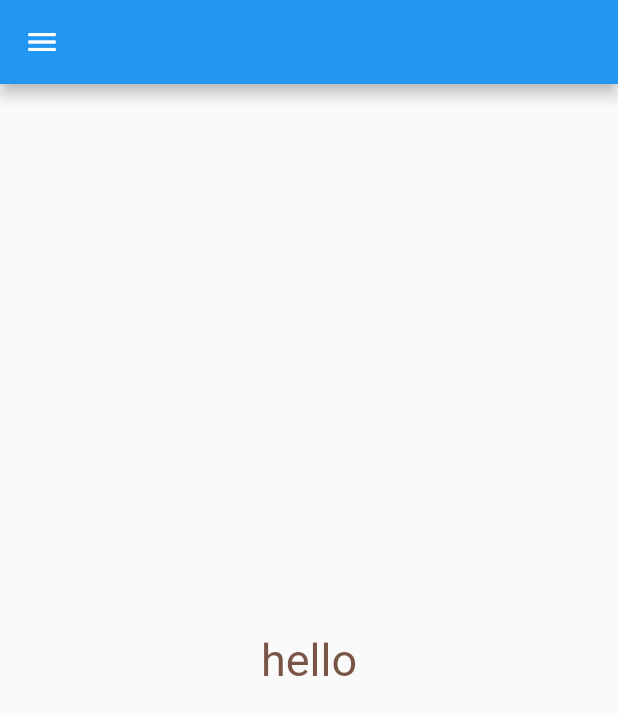
After one commit to OICjangirrahul/flutter_login, a Flutter app: the screen it shows after launch, on a phone screen of 412 x 824 dp. The commit adds this screen. Shown: the top 715 px of the screen. Run offline on Flutter 3.47's test engine with Material 2 defaults, Android fonts, the phone set to English and light mode, and no system bars.

Commit message:
day 3 ok

```diff
--- a/lib/main.dart
+++ b/lib/main.dart
@@ -1,4 +1,5 @@
 import 'package:flutter/material.dart';
+import 'package:project/pages/home_page.dart';
 
 void main() {
   runApp(MyApp());
@@ -10,17 +11,7 @@ class MyApp extends StatelessWidget {
   @override
   Widget build(BuildContext context) {
     return MaterialApp(
-      home: Scaffold(
-
-        appBar: AppBar(),
-        drawer: Drawer(),
-        body: Center(
-          child: Container(
-            child: Text("hello",
-                style: TextStyle(fontSize: 30, color: Colors.brown)),
-          ),
-        ),
-      ),
+      home: HomePage(),
     );
   }
 }
--- /dev/null
+++ b/lib/pages/home_page.dart
@@ -0,0 +1,20 @@
+import 'package:flutter/material.dart';
+
+class HomePage extends StatelessWidget {
+  const HomePage({Key? key}) : super(key: key);
+
+  @override
+  Widget build(BuildContext context) {
+    return Scaffold(
+
+      appBar: AppBar(),
+      drawer: Drawer(),
+      body: Center(
+        child: Container(
+          child: Text("hello",
+              style: TextStyle(fontSize: 30, color: Colors.brown)),
+        ),
+      ),
+    );
+  }
+}
```
